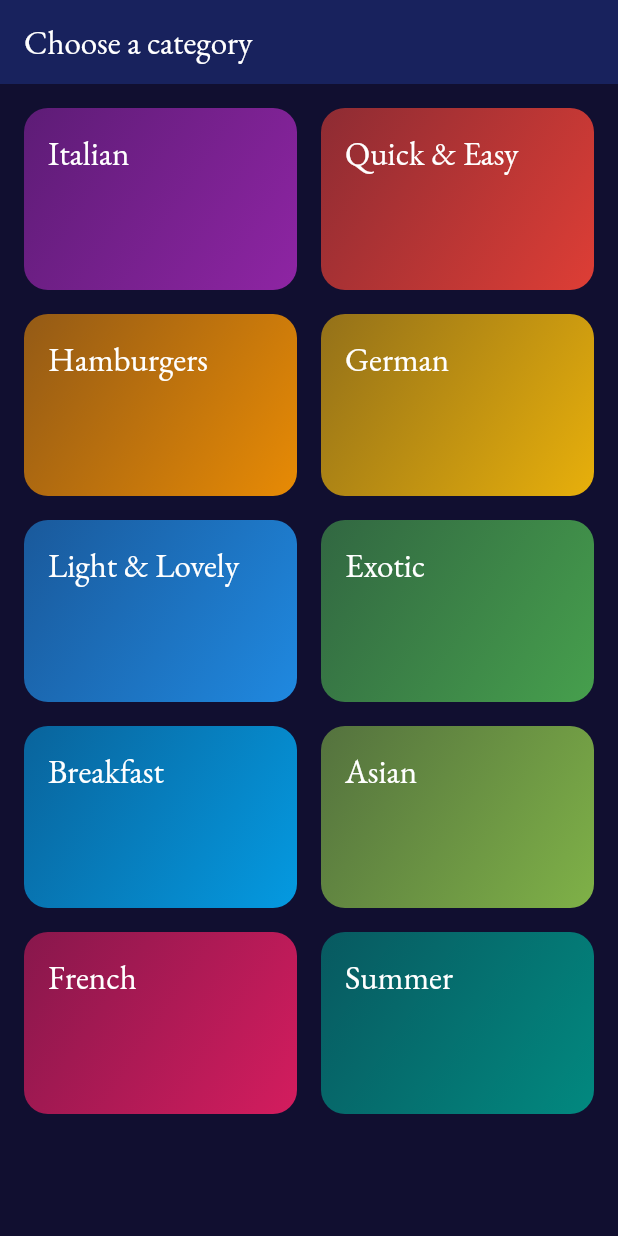
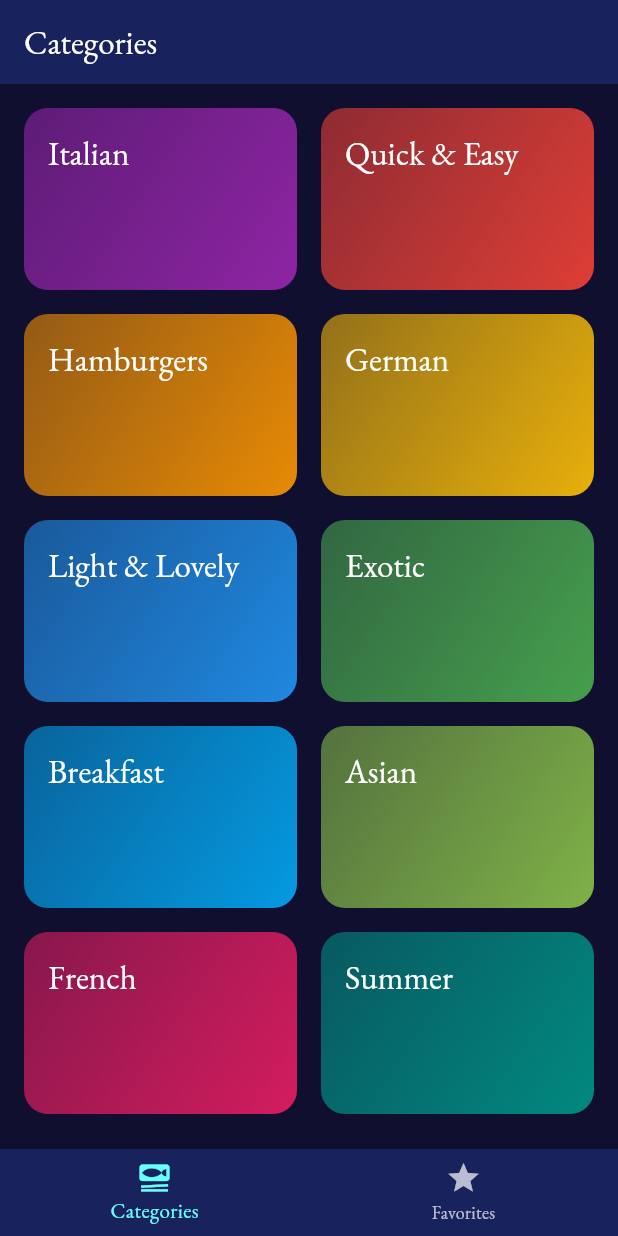
Before and after one commit to theflutterfactory/flutter_meals, a Flutter app: the screen it shows after launch, on a phone screen of 412 x 824 dp. Run offline on Flutter 3.47's test engine with Material 3 defaults, Android fonts, the phone set to English and light mode, and no system bars; our stand-ins replace flutter_riverpod, google_fonts, transparent_image.

Commit message:
Added tabs to home screen. refactored code for Appbars

```diff
--- a/lib/main.dart
+++ b/lib/main.dart
@@ -1,5 +1,5 @@
 import 'package:flutter/material.dart';
-import 'package:flutter_meals/screens/categories.dart';
+import 'package:flutter_meals/screens/tabs.dart';
 import 'package:flutter_riverpod/flutter_riverpod.dart';
 import 'package:google_fonts/google_fonts.dart';
 
@@ -25,7 +25,7 @@ class App extends StatelessWidget {
   Widget build(BuildContext context) {
     return MaterialApp(
       theme: theme,
-      home: const CategoriesScreen(),
+      home: const TabsScreen(),
     );
   }
 }
--- a/lib/screens/categories.dart
+++ b/lib/screens/categories.dart
@@ -28,11 +28,7 @@ class CategoriesScreen extends StatelessWidget {
 
   @override
   Widget build(BuildContext context) {
-    return Scaffold(
-      appBar: AppBar(
-        title: const Text('Choose a category'),
-      ),
-      body: GridView.builder(
+    return GridView.builder(
       padding: const EdgeInsets.all(16),
       gridDelegate: const SliverGridDelegateWithFixedCrossAxisCount(
         crossAxisCount: 2,
@@ -48,7 +44,6 @@ class CategoriesScreen extends StatelessWidget {
           category: category,
         );
       },
-      ),
     );
   }
 }
--- /dev/null
+++ b/lib/screens/tabs.dart
@@ -0,0 +1,49 @@
+import 'package:flutter/material.dart';
+import 'package:flutter_meals/screens/categories.dart';
+import 'package:flutter_meals/screens/meals.dart';
+
+class TabsScreen extends StatefulWidget {
+  const TabsScreen({super.key});
+
+  @override
+  State<TabsScreen> createState() => _TabsStateState();
+}
+
+class _TabsStateState extends State<TabsScreen> {
+  int _selectedIndex = 0;
+
+  void _selectPage(int index) {
+    setState(() {
+      _selectedIndex = index;
+    });
+  }
+
+  @override
+  Widget build(BuildContext context) {
+    Widget activePage = const CategoriesScreen();
+    String activePageTitle = 'Categories';
+
+    if (_selectedIndex == 1) {
+      activePage = const MealsScreen(
+        id: '',
+      );
+      activePageTitle = 'Your Favorites';
+    }
+
+    return Scaffold(
+      appBar: AppBar(title: Text(activePageTitle)),
+      body: activePage,
+      bottomNavigationBar: BottomNavigationBar(
+        onTap: _selectPage,
+        currentIndex: _selectedIndex,
+        items: const [
+          BottomNavigationBarItem(
+            icon: Icon(Icons.set_meal),
+            label: 'Categories',
+          ),
+          BottomNavigationBarItem(icon: Icon(Icons.star), label: 'Favorites'),
+        ],
+      ),
+    );
+  }
+}
```
Also changed, not shown: lib/screens/meals.dart (+27 -15 lines). Lines whose indentation alone changed are shown as unchanged.
